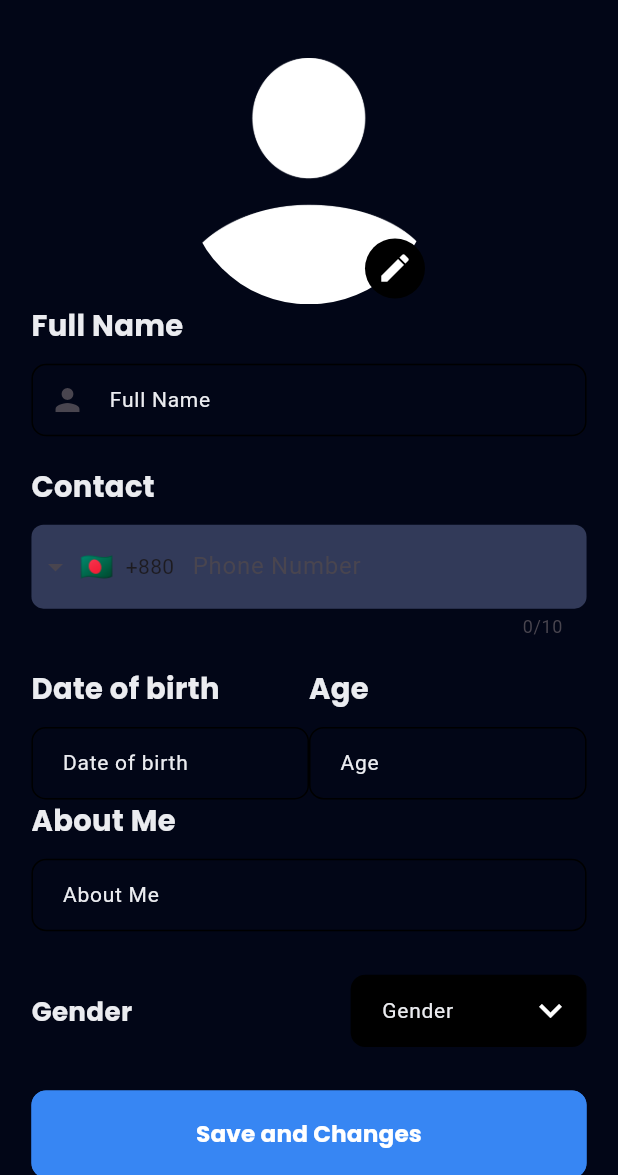
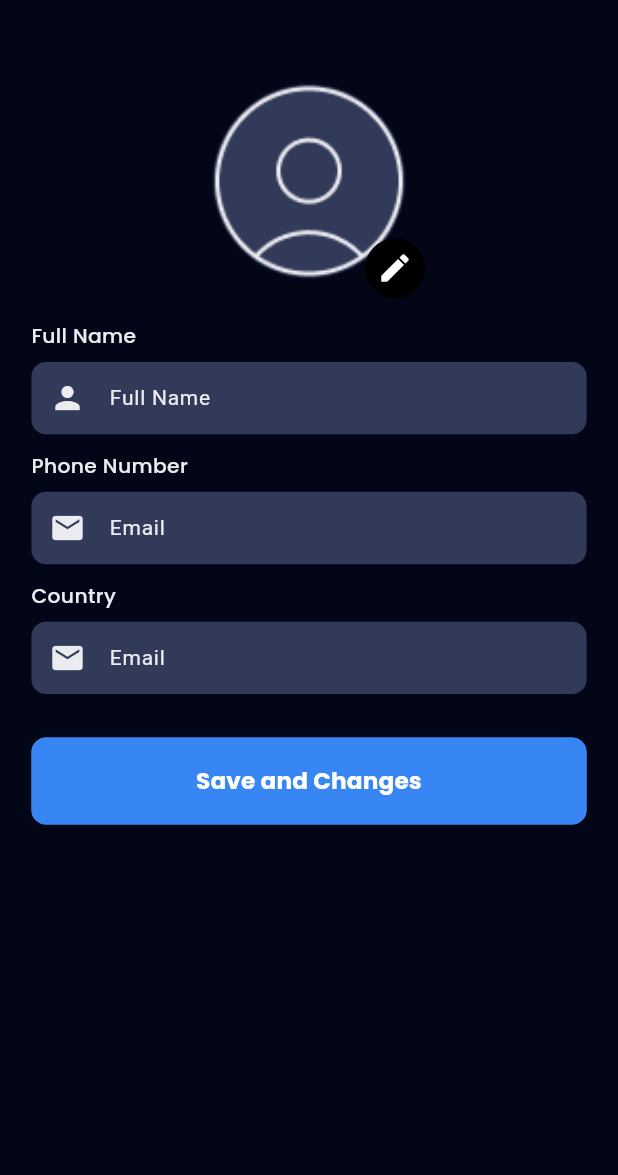
Before and after one commit to bdCalling-Sdt-hub/Vapeless-App, a Flutter app: the ProfileScreen screen opened by its route, after a tap on "Edit Profile", on a phone screen of 412 x 824 dp, the part 61-1236 px from its top. Run offline on Flutter 3.47's test engine with Material 3 defaults, Android fonts, the phone set to English and light mode, and no system bars; drawn by our look-alikes of intl_phone_field; our stand-ins replace cached_network_image, carousel_slider, fl_chart, flutter_html, flutter_local_notifications, flutter_rating_bar and 9 more; missing offline and left inert: flutter_paypal_payment, flutter_stripe, linear_progress_bar; accounts and stored records are empty; network calls fail.

Commit message:
improve code

```diff
--- a/lib/controllers/common_controller/profile/profile_controller.dart
+++ b/lib/controllers/common_controller/profile/profile_controller.dart
@@ -4,35 +4,14 @@ import 'package:get/get.dart';
 import '../../../helpers/other_helper.dart';
 
 class ProfileController extends GetxController {
-  List languages = ["English", "French", "Arabic"];
-  List gender = const ["Male", "Female", "Other"];
-
-  String selectedLanguage = "English";
   String? image;
 
   TextEditingController nameController = TextEditingController();
   TextEditingController numberController = TextEditingController();
-  TextEditingController dateOfBirthController = TextEditingController();
-  TextEditingController ageController = TextEditingController();
-  TextEditingController genderController = TextEditingController();
-  TextEditingController descriptionController = TextEditingController();
-
-
-
-  selectedGender(int index) {
-    genderController.text = gender[index].toString();
-    update();
-    Get.back();
-  }
+  TextEditingController countryController = TextEditingController();
 
   getProfileImage() async {
     image = await OtherHelper.openGallery();
     update();
   }
-
-  selectLanguage(int index) {
-    selectedLanguage = languages[index];
-    update();
-    Get.back();
-  }
 }
--- a/lib/helpers/app_routes.dart
+++ b/lib/helpers/app_routes.dart
@@ -1,4 +1,5 @@
 import 'package:get/get.dart';
+import 'package:vapeless/view/screen/common_screen/setting/support_screen.dart';
 import 'package:vapeless/view/screen/dashboard/dashboard_screen.dart';
 import 'package:vapeless/view/screen/goal/friends_and_progress.dart';
 import 'package:vapeless/view/screen/goal/goal_setting.dart';
@@ -60,6 +61,7 @@ class AppRoutes {
   static const String goalsScreen = "/goals_screen.dart";
   static const String groupGoalsScreen = "/group_goals_screen.dart";
   static const String friendsAndProgress = "/friends_and_progress.dart";
+  static const String supportScreen = "/support_screen.dart";
 
   static List<GetPage> routes = [
     GetPage(
@@ -178,5 +180,9 @@ class AppRoutes {
         name: friendsAndProgress,
         page: () => FriendsAndProgress(),
         transition: Transition.rightToLeftWithFade),
+    GetPage(
+        name: supportScreen,
+        page: () => SupportScreen(),
+        transition: Transition.rightToLeftWithFade),
   ];
 }
--- a/lib/helpers/prefs_helper.dart
+++ b/lib/helpers/prefs_helper.dart
@@ -1,6 +1,7 @@
 import 'package:flutter/foundation.dart';
 import 'package:get/get.dart';
 import 'package:shared_preferences/shared_preferences.dart';
+import 'package:vapeless/helpers/app_routes.dart';
 
 
 class PrefsHelper extends GetxController {
@@ -61,7 +62,7 @@ class PrefsHelper extends GetxController {
     preferences.setBool("isNotifications", true);
     preferences.setString("mySubscription", "shopping");
 
-    // Get.offAllNamed(AppRoutes.login);
+    Get.offAllNamed(AppRoutes.signIn);
     getAllPrefData();
   }
 
--- a/lib/utils/app_images.dart
+++ b/lib/utils/app_images.dart
@@ -9,6 +9,8 @@ class AppImages {
   static const String anjilo = "$baseurl/anjilo.png" ;
   static const String james = "$baseurl/james.png" ;
   static const String you = "$baseurl/you.png" ;
+  static const String breathingOff = "$baseurl/breathing_off.png" ;
+  static const String breathingOn = "$baseurl/breathingOn.png" ;
 
 
 
--- a/lib/utils/app_string.dart
+++ b/lib/utils/app_string.dart
@@ -136,4 +136,9 @@ class AppString {
   static const String searchByNameOrEmail = "Search by name or email";
   static const String yourFriends = "Your Friends";
   static const String globalLeaderboard = "Global Leaderboard";
+  static const String support = "Support";
+  static const String country = "Country";
+  static const String supportDetails = "Need help? We're here for you! Feel free to reach out if you encounter any issues.";
+  static const String chatWithUs = "Chat With Us";
+
 }
--- a/lib/view/component/other_widgets/item.dart
+++ b/lib/view/component/other_widgets/item.dart
@@ -12,8 +12,9 @@ class Item extends StatelessWidget {
       this.image = "",
       this.disableDivider = false,
       this.onTap,
-      this.color = AppColors.black,
-      this.vertical = 4,
+      this.color = AppColors.white,
+      this.bgColor = AppColors.inputBar,
+      this.vertical = 12,
       this.horizontal = 24,
       this.disableIcon = false});
 
@@ -24,6 +25,7 @@ class Item extends StatelessWidget {
   final bool disableIcon;
   final VoidCallback? onTap;
   final Color color;
+  final Color bgColor;
   final double vertical;
   final double horizontal;
 
@@ -31,12 +33,13 @@ class Item extends StatelessWidget {
   Widget build(BuildContext context) {
     return InkWell(
       onTap: onTap,
-      child: Padding(
+      child: Container(
         padding: EdgeInsets.symmetric(
             horizontal: horizontal.w, vertical: vertical.h),
-        child: Column(
-          children: [
-            Row(
+        margin: const EdgeInsets.only(top: 16),
+        decoration: BoxDecoration(
+            color: bgColor, borderRadius: BorderRadius.circular(12)),
+        child: Row(
           children: [
             icon != null
                 ? Icon(
@@ -57,10 +60,9 @@ class Item extends StatelessWidget {
                 : Icon(
                     Icons.arrow_forward_ios_outlined,
                     size: 20.sp,
+                    color: AppColors.white,
+
                   )
-              ],
-            ),
-            disableDivider ? const SizedBox() : const Divider()
           ],
         ),
       ),
--- a/lib/view/screen/common_screen/profile/edit_profile.dart
+++ b/lib/view/screen/common_screen/profile/edit_profile.dart
@@ -79,6 +79,7 @@ class EditProfile extends StatelessWidget {
                       titleText: AppString.saveAndChanges,
                       onTap: () {
                         if (formKey.currentState!.validate()) {
+                          Get.back();
                           // Get.toNamed(AppRoutes.patientsProfile);
                         }
                       }),
--- a/lib/view/screen/common_screen/profile/profile_screen.dart
+++ b/lib/view/screen/common_screen/profile/profile_screen.dart
@@ -1,6 +1,8 @@
 import 'package:flutter/material.dart';
 import 'package:flutter_screenutil/flutter_screenutil.dart';
 import 'package:get/get.dart';
+import 'package:vapeless/helpers/my_extension.dart';
+import 'package:vapeless/utils/app_colors.dart';
 import '../../../../controllers/common_controller/profile/profile_controller.dart';
 import '../../../../helpers/app_routes.dart';
 import '../../../../utils/app_images.dart';
@@ -33,14 +35,14 @@ class ProfileScreen extends StatelessWidget {
               children: [
                 Center(
                   child: CircleAvatar(
-                    radius: 85.sp,
+                    radius: 60.sp,
                     backgroundColor: Colors.transparent,
                     child: ClipOval(
                       child: CommonImage(
                         imageSrc: AppImages.profile,
                         imageType: ImageType.png,
-                        height: 170,
-                        width: 170,
+                        height: 120,
+                        width: 120,
                         defaultImage: AppImages.profile,
                       ),
                     ),
@@ -50,7 +52,6 @@ class ProfileScreen extends StatelessWidget {
                   text: "Naimul Hassan",
                   fontSize: 18,
                   fontWeight: FontWeight.w700,
-                  top: 20,
                   bottom: 24,
                 ),
                 Item(
@@ -59,38 +60,26 @@ class ProfileScreen extends StatelessWidget {
                   onTap: () => Get.toNamed(AppRoutes.editProfile),
                 ),
                 Item(
+                  icon: Icons.group,
+                  title: AppString.goals,
+                  onTap: () => Get.toNamed(AppRoutes.goalsScreen),
+                ),
+                Item(
+                  icon: Icons.headset_mic_rounded,
+                  title: AppString.support,
+                  onTap: () => Get.toNamed(AppRoutes.supportScreen),
+                ),
+                Item(
                   icon: Icons.settings,
                   title: AppString.settings,
                   onTap: () => Get.toNamed(AppRoutes.setting),
                 ),
-                Container(
-                  padding: EdgeInsets.symmetric(horizontal: 24.w),
-                  child: Column(
-                    children: [
-                      Row(
-                        children: [
-                          const Icon(Icons.language),
-                          CommonText(
-                            text: controller.selectedLanguage,
-                            fontWeight: FontWeight.w400,
-                            fontSize: 18,
-                            left: 16,
-                          ),
-                          const Spacer(),
-                          PopUpMenu(
-                              items: controller.languages,
-                              selectedItem: [controller.selectedLanguage],
-                              onTap: controller.selectLanguage)
-                        ],
-                      ),
-                      const Divider()
-                    ],
-                  ),
-                ),
+                50.height,
                 Item(
                   icon: Icons.logout,
                   title: AppString.logOut,
-                  onTap: () => logOutPopUp(),
+                  onTap: () => Get.toNamed(AppRoutes.setting),
+                  bgColor: AppColors.bg4 ,
                 ),
               ],
             ),
--- a/lib/view/screen/common_screen/profile/widget/edit_profile_all_filed.dart
+++ b/lib/view/screen/common_screen/profile/widget/edit_profile_all_filed.dart
@@ -24,123 +24,43 @@ class EditProfileAllFiled extends StatelessWidget {
           children: [
             const CommonText(
               text: AppString.fullName,
-              fontWeight: FontWeight.w700,
-              fontSize: 20,
-              bottom: 12,
+              bottom: 8,
+              top: 12,
             ),
             CommonTextField(
+              prefixIcon: const Icon(
+                Icons.person,
+                color: AppColors.t4,
+              ),
+              hintText: AppString.fullName,
               controller: controller.nameController,
               validator: OtherHelper.validator,
-              hintText: AppString.fullName,
-              prefixIcon: const Icon(Icons.person),
-              keyboardType: TextInputType.text,
-              borderColor: AppColors.black,
-              fillColor: AppColors.transparent,
             ),
             const CommonText(
-              text: AppString.contact,
-              fontSize: 20,
-              fontWeight: FontWeight.w700,
-              top: 20,
-              bottom: 12,
+              text: AppString.phoneNumber,
+              bottom: 8,
+              top: 12,
             ),
-            CommonPhoneNumberTextFiled(
+            CommonTextField(
               controller: controller.numberController,
-              countryChange: (value) {
-                if (kDebugMode) {
-                  print(value);
-                }
-              },
-            ),
-            20.height,
-            Row(
-              children: [
-                Expanded(
-                    child: Column(
-                  crossAxisAlignment: CrossAxisAlignment.start,
-                  children: [
-                    const CommonText(
-                      text: AppString.dateOfBirth,
-                      fontSize: 20,
-                      fontWeight: FontWeight.w700,
-                      bottom: 12,
-                    ),
-                    CommonTextField(
-                      controller: controller.dateOfBirthController,
-                      validator: OtherHelper.validator,
-                      keyboardType: TextInputType.none,
-                      borderColor: AppColors.black,
-                      fillColor: AppColors.transparent,
-                      borderRadius: 10.r,
-                      onTap: () => OtherHelper.datePicker(
-                          controller.dateOfBirthController),
-                      hintText: AppString.dateOfBirth,
-                    ),
-                  ],
-                )),
-                20.height,
-                Expanded(
-                    child: Column(
-                  crossAxisAlignment: CrossAxisAlignment.start,
-                  children: [
-                    const CommonText(
-                      text: AppString.age,
-                      fontSize: 20,
-                      fontWeight: FontWeight.w700,
-                      bottom: 12,
-                    ),
-                    CommonTextField(
-                      controller: controller.ageController,
-                      validator: OtherHelper.validator,
-                      keyboardType: TextInputType.number,
-                      hintText: AppString.age,
-                      borderColor: AppColors.black,
-                      fillColor: AppColors.transparent,
-                    ),
-                  ],
-                )),
-              ],
+              prefixIcon: const Icon(Icons.mail, color: AppColors.t4),
+              hintText: AppString.email,
+              validator: OtherHelper.emailValidator,
             ),
             const CommonText(
-              text: AppString.aboutMe,
-              fontSize: 20,
-              fontWeight: FontWeight.w700,
-              bottom: 12,
+              text: AppString.country,
+              bottom: 8,
+              top: 12,
             ),
             CommonTextField(
-              controller: controller.descriptionController,
-              validator: OtherHelper.validator,
-              keyboardType: TextInputType.number,
-              borderColor: AppColors.black,
-              fillColor: AppColors.transparent,
-              hintText: AppString.aboutMe,
-            ),
-            30.height,
-            Row(
-              mainAxisAlignment: MainAxisAlignment.spaceBetween,
-              children: [
-                const CommonText(
-                  text: AppString.gender,
-                  fontWeight: FontWeight.w700,
-                  fontSize: 18,
-                ),
-                SizedBox(
-                  width: 150.w,
-                  child: CommonTextField(
-                    controller: controller.genderController,
-                    fillColor: AppColors.black,
-                    hintText: AppString.gender,
-                    suffixIcon: PopUpMenu(
-                        items: controller.gender,
-                        iconColor: AppColors.white,
-                        selectedItem: [controller.genderController.text],
-                        onTap: controller.selectedGender),
-                  ),
-                )
-              ],
+              controller: controller.countryController,
+              prefixIcon: const Icon(Icons.mail, color: AppColors.t4),
+              hintText: AppString.email,
+              validator: OtherHelper.emailValidator,
             ),
           ],
         );
+        ;
       },
     );
   }
```
Also changed, not shown: lib/view/screen/common_screen/setting/support_screen.dart (added, +74 -0 lines), assets/images/breathing_off.png (added), assets/images/breathing_on.png (added), assets/images/profile.png. Lines whose indentation alone changed are shown as unchanged.
